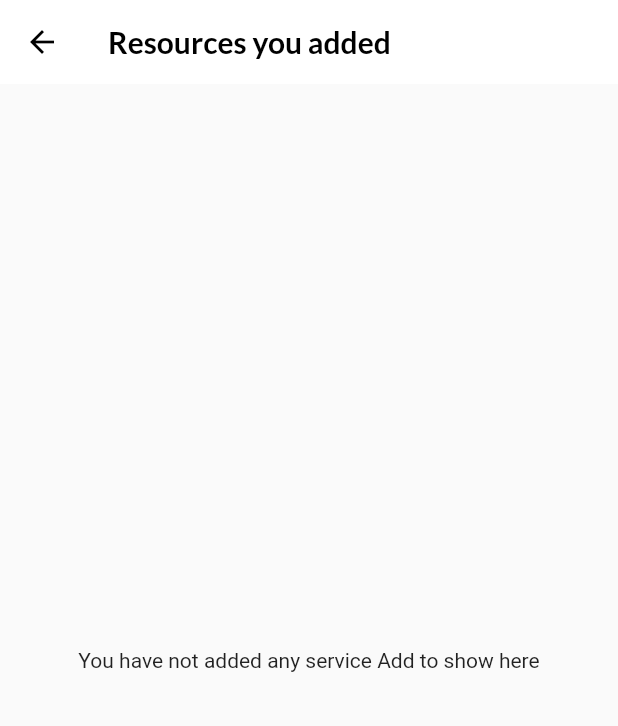
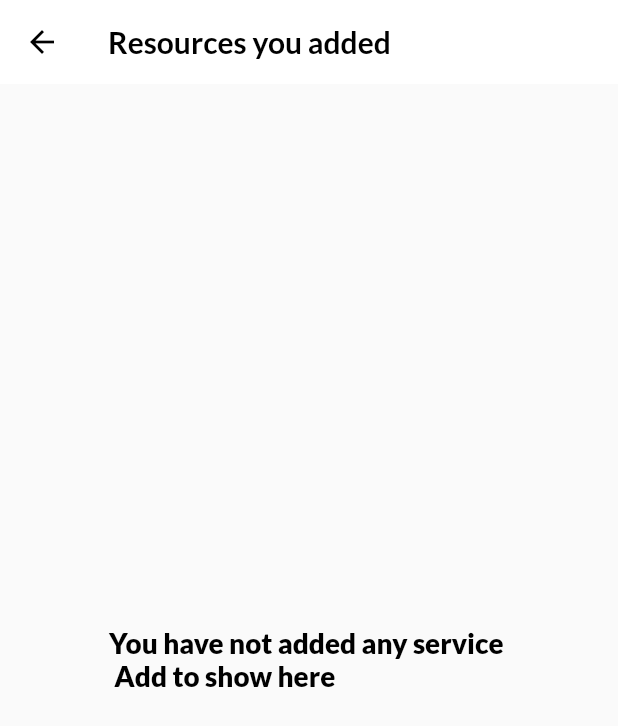
Before and after one commit to Ujjwal-here/Covid-help, a Flutter app: the Posts screen opened directly, on a phone screen of 412 x 824 dp. Shown: the top 726 px of the screen. Run offline on Flutter 3.47's test engine with Material 2 defaults, Android fonts, the phone set to English and light mode, and no system bars; our stand-ins replace cloud_firestore, csc_picker, equatable, firebase_auth, firebase_core, get and 2 more; missing offline and left inert: enum_to_string; accounts and stored records are empty.

Commit message:
minor changes

```diff
--- a/lib/screens/details.dart
+++ b/lib/screens/details.dart
@@ -43,7 +43,6 @@ class Details extends StatelessWidget {
                   fontSize: SizeConfig.safeBlockHorizontal * 6,
                   color: Colors.black,
                   fontWeight: FontWeight.w900,
-                  letterSpacing: 0.5,
                 ),
               ),
               Text(
@@ -52,7 +51,6 @@ class Details extends StatelessWidget {
                   fontSize: SizeConfig.safeBlockHorizontal * 6,
                   color: Color.fromRGBO(26, 99, 209, 1),
                   fontWeight: FontWeight.w900,
-                  letterSpacing: 0.5,
                 ),
               ),
             ],
--- a/lib/screens/posts.dart
+++ b/lib/screens/posts.dart
@@ -38,7 +38,14 @@ class Posts extends StatelessWidget {
           }
           if (controller.noResult.value) {
             return Center(
-              child: Text("You have not added any service Add to show here"),
+              child: Text(
+                "You have not added any service \n Add to show here",
+                style: GoogleFonts.lato(
+                  fontSize: SizeConfig.safeBlockHorizontal * 4.5,
+                  color: Colors.black,
+                  fontWeight: FontWeight.w900,
+                ),
+              ),
             );
           }
           return ListView.builder(
```
